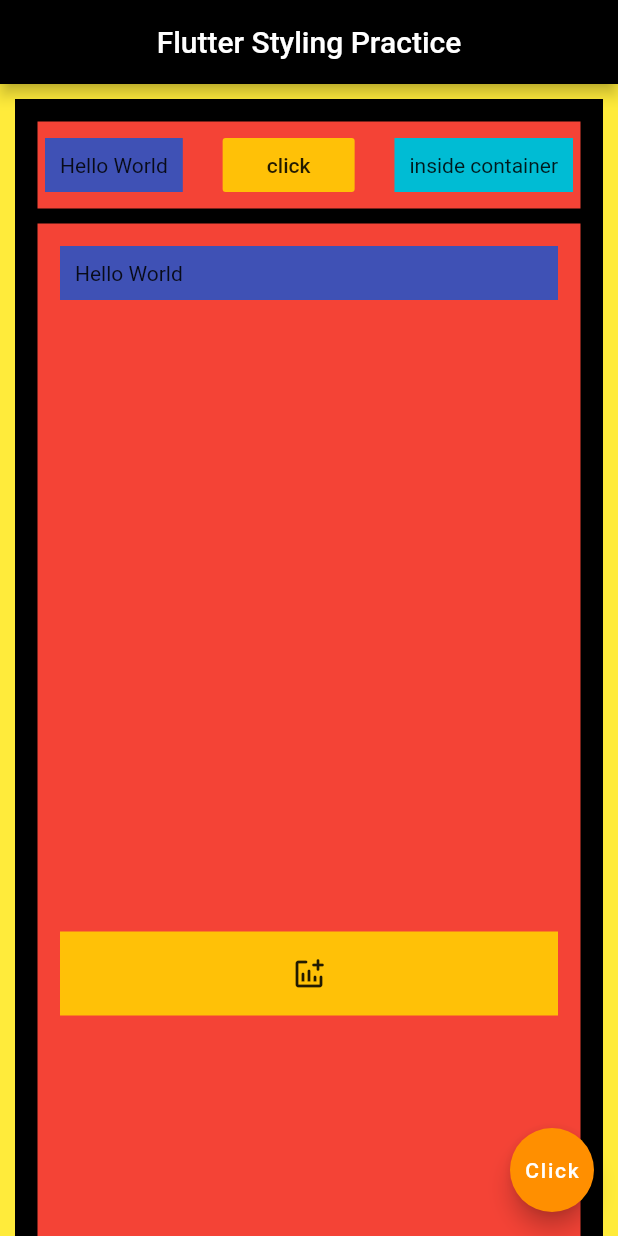
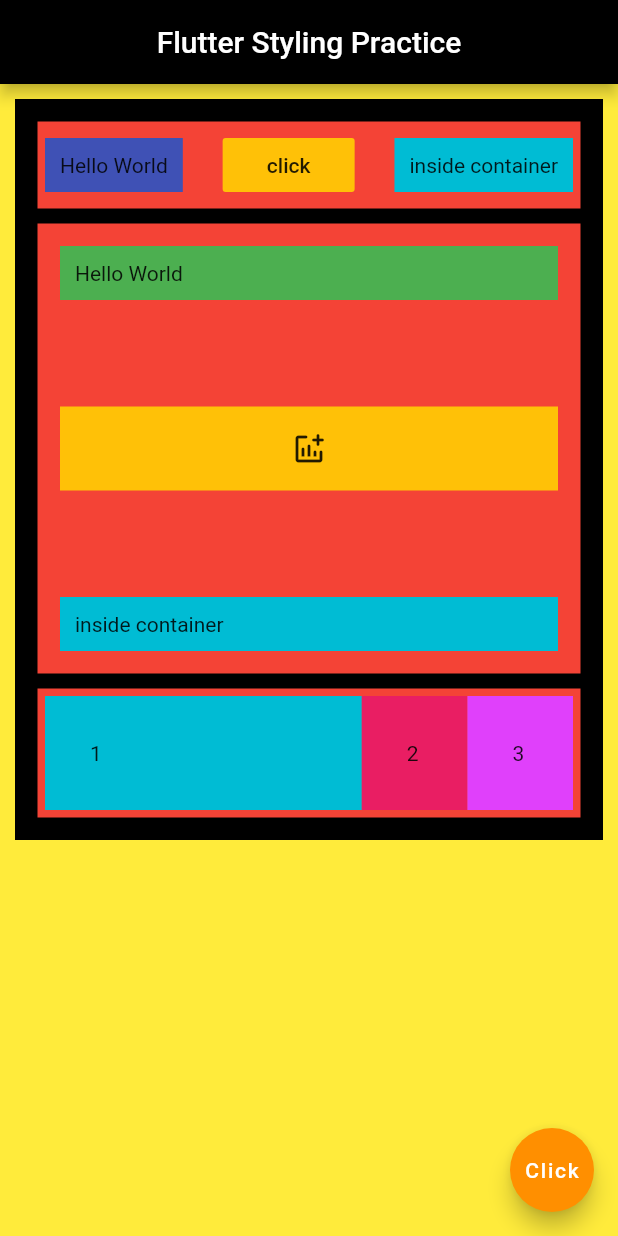
Before and after one commit to jkniaziii/flutter_projects, a Flutter app: the screen it shows after launch, on a phone screen of 412 x 824 dp. Run offline on Flutter 3.47's test engine with Material 2 defaults, Android fonts, the phone set to English and light mode, and no system bars.

```diff
--- a/lib/main.dart
+++ b/lib/main.dart
@@ -48,13 +48,13 @@ class Home extends StatelessWidget {
                       color: Colors.red,
                       padding: EdgeInsets.all(5),
                       margin: EdgeInsets.all(5),
-                      height: 1000,
+                      height: 300,
                       child: Column(
                         mainAxisAlignment: MainAxisAlignment.spaceBetween,
                         crossAxisAlignment: CrossAxisAlignment.stretch,
                         children: <Widget>[
                           Container(
-                              color: Colors.indigo,
+                              color: Colors.green,
                               padding: EdgeInsets.all(10),
                               margin: EdgeInsets.all(10),
                               child: Text("Hello World")),
@@ -75,6 +75,36 @@ class Home extends StatelessWidget {
                           )
                         ],
                       )),
+                  Container(
+                      padding: EdgeInsets.all(5),
+                      margin: EdgeInsets.all(5),
+                      color: Colors.red,
+                      child: Row(
+                        children: <Widget>[
+                          // Image.asset("./assets/home.jpg"),
+                          Expanded(
+                              flex: 6,
+                              child: Container(
+                                padding: EdgeInsets.all(30),
+                                color: Colors.cyan,
+                                child: Text("1"),
+                              )),
+                          Expanded(
+                              flex: 2,
+                              child: Container(
+                                padding: EdgeInsets.all(30),
+                                color: Colors.pink,
+                                child: Text("2"),
+                              )),
+                          Expanded(
+                              flex: 2,
+                              child: Container(
+                                padding: EdgeInsets.all(30),
+                                color: Colors.purpleAccent,
+                                child: Text("3"),
+                              )),
+                        ],
+                      ))
                 ],
               ))),
 
```
